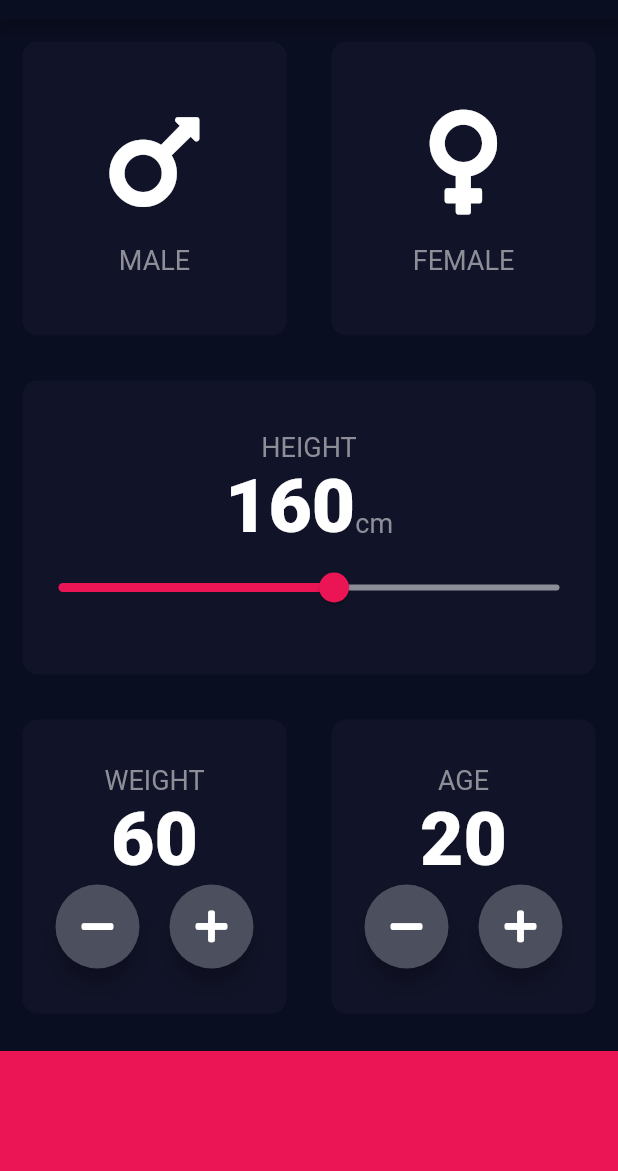
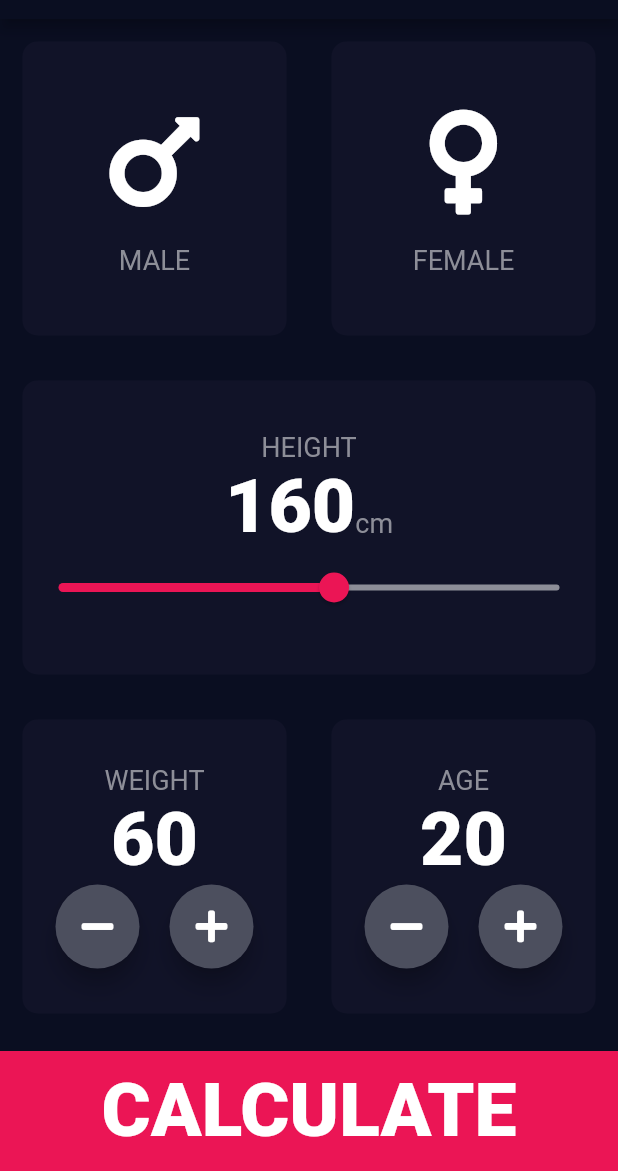
Before and after one commit to Mina329/BMI-Calculator-Flutter-, a Flutter app: the screen it shows after launch, on a phone screen of 412 x 824 dp, the part 65-1236 px from its top. Run offline on Flutter 3.47's test engine with Material 2 defaults, Android fonts, the phone set to English and light mode, and no system bars; our stand-ins replace font_awesome_flutter.

```diff
--- a/lib/input_page.dart
+++ b/lib/input_page.dart
@@ -158,7 +158,8 @@ class _State extends State<InputPage> {
                 Expanded(
                   child: ReusableCard(
                     colour: kInactivebuttoncolor,
-                    Child: Column(
+                    Child: Container(
+                      child: Column(
                         mainAxisAlignment: MainAxisAlignment.center,
                         children: [
                           Text(
@@ -197,13 +198,20 @@ class _State extends State<InputPage> {
                       ),
                     ),
                   ),
+                ),
               ],
             ),
           ),
-          Container(
+          GestureDetector(
+            onTap: (){
+              Navigator.pushNamed(context, '/Result');
+            },
+            child: Container(
+              child: Center(child: Text('CALCULATE',style: kNumberStyle,),),
               color: kBottombuttoncolor,
               height: kBottomContainerHeight,
               margin: EdgeInsets.only(top: 10.0),
+            ),
           ),
         ],
       ),
--- a/lib/main.dart
+++ b/lib/main.dart
@@ -1,3 +1,4 @@
+import 'package:bmi_calculator/ResultPage.dart';
 import 'package:flutter/material.dart';
 import 'input_page.dart';
 
@@ -18,9 +19,11 @@ class BMICalculator extends StatelessWidget {
         )
 
       ),
-      home: InputPage(
-
-      ),
+      initialRoute: '/Calc',
+      routes: {
+        '/Calc' : (context) => InputPage(),
+        '/Result' : (context) => ResultPage()
+      },
     );
 
   }
```
Also changed, not shown: lib/ResultPage.dart (added, +14 -0 lines). Lines whose indentation alone changed are shown as unchanged.
